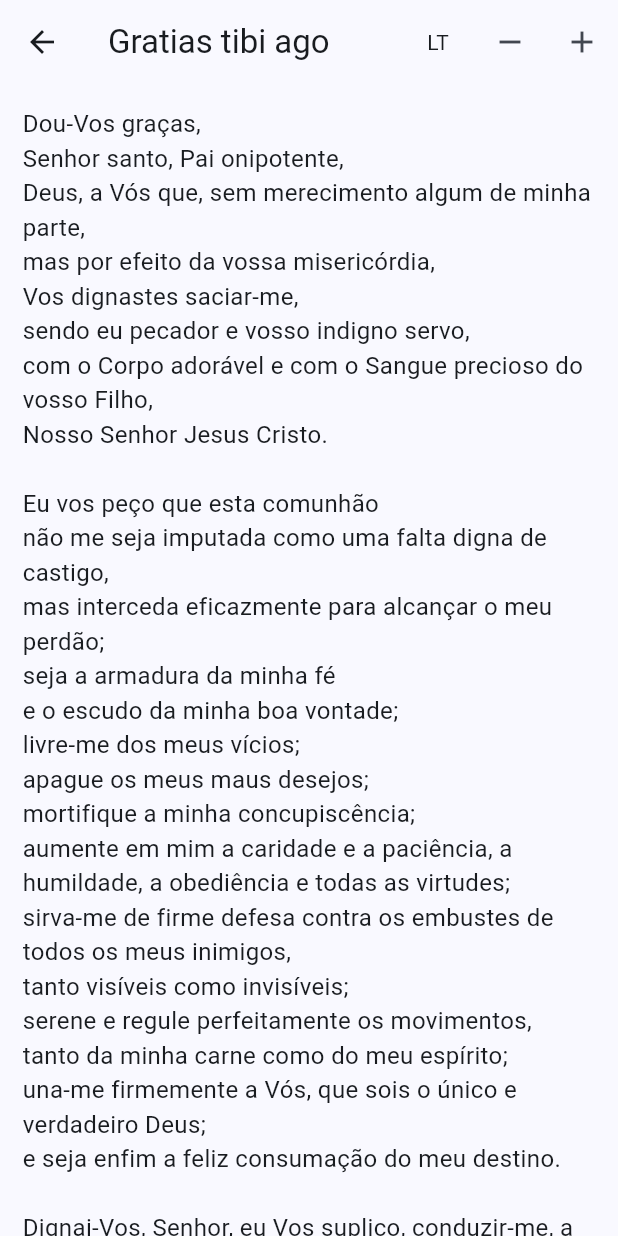
After one commit to Bilhao/Coram-Deo, a Flutter app: the GratiasTibiAgoPage screen opened by its route, on a phone screen of 412 x 824 dp. The commit adds this screen. Run offline on Flutter 3.47's test engine with Material 3 defaults, Android fonts, the phone set to English and light mode, and no system bars; drawn by our look-alikes of dynamic_color; our stand-ins replace flutter_carousel_widget, flutter_local_notifications, flutter_native_splash, local_auth, shared_preferences, sqflite and 1 more; missing offline and left inert: flex_color_picker, local_auth_android; accounts and stored records are empty; network calls fail; statements that could not run were skipped.

Commit message:
Add Gratias tibi ago prayer with Portuguese and Latin versions
Co-authored-by: Bilhao <71786913+Bilhao@users.noreply.github.com>

```diff
--- /dev/null
+++ b/lib/app/oracoes/gratias_tibi_ago/page.dart
@@ -0,0 +1,66 @@
+import 'package:flutter/material.dart';
+import 'package:provider/provider.dart';
+import 'package:coramdeo/app/app_provider.dart';
+
+class GratiasTibiAgoPage extends StatefulWidget {
+  const GratiasTibiAgoPage({super.key});
+
+  @override
+  State<GratiasTibiAgoPage> createState() => _GratiasTibiAgoPageState();
+}
+
+class _GratiasTibiAgoPageState extends State<GratiasTibiAgoPage> {
+  String language = "pt";
+
+  void toggleLanguage(String value) {
+    setState(() {
+      language = value;
+    });
+  }
+
+  @override
+  Widget build(BuildContext context) {
+    AppProvider fs = Provider.of<AppProvider>(context);
+    return Scaffold(
+      appBar: AppBar(
+        title: const Text("Gratias tibi ago"),
+        actions: [
+          IconButton(onPressed: () => toggleLanguage(language == "pt" ? "lt" : "pt"), icon: Text(language == "pt" ? "lt".toUpperCase() : "pt".toUpperCase()), tooltip: language == "pt" ? "Mudar para Latim" : "Mudar para Português"),
+          IconButton(onPressed: fs.decreaseFontSize, icon: const Icon(Icons.remove)),
+          IconButton(onPressed: fs.increaseFontSize, icon: const Icon(Icons.add)),
+        ],
+      ),
+      body: SafeArea(
+        child: SelectionArea(
+          child: Padding(
+            padding: const EdgeInsets.symmetric(horizontal: 15),
+            child: SingleChildScrollView(
+              child: Column(crossAxisAlignment: CrossAxisAlignment.start, children: [
+                const Divider(height: 15, color: Colors.transparent),
+                Text(
+                    language == "pt"
+                        ? "Dou-Vos graças,\nSenhor santo, Pai onipotente,\nDeus, a Vós que, sem merecimento algum de minha parte,\nmas por efeito da vossa misericórdia,\nVos dignastes saciar-me,\nsendo eu pecador e vosso indigno servo,\ncom o Corpo adorável e com o Sangue precioso do vosso Filho,\nNosso Senhor Jesus Cristo."
+                        : "GRATIAS tibi ago,\nDomine, sancte Pater, omnipotens æterne Deus,\nqui me peccatorem, indignum famulum tuum,\nnullis meis meritis,\nsed sola dignatione misericordiæ tuæ\nsatiare dignatus es\npretioso Corpore et Sanguine Filii tui,\nDomini nostri Iesu Christi.",
+                    style: TextStyle(fontSize: fs.fontSize)),
+                Text(
+                    language == "pt"
+                        ? "\nEu vos peço que esta comunhão\nnão me seja imputada como uma falta digna de castigo,\nmas interceda eficazmente para alcançar o meu perdão;\nseja a armadura da minha fé\ne o escudo da minha boa vontade;\nlivre-me dos meus vícios;\napague os meus maus desejos;\nmortifique a minha concupiscência;\naumente em mim a caridade e a paciência, a humildade, a obediência e todas as virtudes;\nsirva-me de firme defesa contra os embustes de todos os meus inimigos,\ntanto visíveis como invisíveis;\nserene e regule perfeitamente os movimentos,\ntanto da minha carne como do meu espírito;\nuna-me firmemente a Vós, que sois o único e verdadeiro Deus;\ne seja enfim a feliz consumação do meu destino."
+                        : "\nEt precor,\nut hæc sancta communio\nnon sit mihi reatus ad pœnam,\nsed intercessio salutaris ad veniam.\nSit mihi armatura fidei\net scutum bonæ voluntatis.\nSit vitiorum meorum evacuatio,\nconcupiscentiæ et libidinis exterminatio,\ncaritatis et patientiæ,\nhumilitatis et obœdientiæ\nomniumque virtutum augmentatio:\ncontra insidias inimicorum omnium,\ntam visibilium quam invisibilium\nfirma defensio;\nmotuum meorum,\ntam carnalium quam spiritualium,\nperfecta quietatio:\nin te uno ac vero Deo firma adhæsio;\natque finis mei felix consummatio.",
+                    style: TextStyle(fontSize: fs.fontSize)),
+                Text(
+                    language == "pt"
+                        ? "\nDignai-Vos, Senhor, eu Vos suplico, conduzir-me, a mim, pecador,\na esse inefável banquete onde,\ncom o vosso Filho e o Espírito Santo,\nsois para os vossos santos luz verdadeira,\ngozo pleno e alegria eterna,\ncúmulo de delícias e felicidade perfeita.\nPelo mesmo Jesus Cristo, Senhor Nosso."
+                        : "\nEt precor te,\nut ad illud ineffabile convivium\nme peccatorem perducere digneris,\nubi tu, cum Filio tuo et Spiritu Sancto,\nSanctis tuis es lux vera,\nsatietas plena,\ngaudium sempiternum,\niucunditas consummata\net felicitas perfecta.\nPer eundem Christum Dominum nostrum.",
+                    style: TextStyle(fontSize: fs.fontSize)),
+                Align(
+                  alignment: Alignment.center,
+                  child: Text(language == "pt" ? "\nAmém." : "\nAmen.", style: TextStyle(fontSize: fs.fontSize, fontWeight: FontWeight.bold), textAlign: TextAlign.center),
+                ),
+              ]),
+            ),
+          ),
+        ),
+      ),
+    );
+  }
+}
--- a/lib/app/oracoes/page.dart
+++ b/lib/app/oracoes/page.dart
@@ -26,6 +26,7 @@ class _OracoesPageState extends State<OracoesPage> {
     "salmo-2": "Salmo 2",
     "exame-de-consciencia-oracao": "Exame de Consciência",
     "estampa-josemaria": "Estampa de São Josemaría",
+    "gratias-tibi-ago": "Gratias tibi ago",
   };
 
   Widget itembuild(String title, String route) {
--- a/lib/utils/routes.dart
+++ b/lib/utils/routes.dart
@@ -1,5 +1,6 @@
 import 'package:coramdeo/app/oracoes/adorote_devote/page.dart';
 import 'package:coramdeo/app/oracoes/exame_de_consciencia/page.dart';
+import 'package:coramdeo/app/oracoes/gratias_tibi_ago/page.dart';
 import 'package:coramdeo/app/oracoes/salmo_2/page.dart';
 import 'package:flutter/material.dart';
 import 'package:coramdeo/app/livros/4_amigos_de_deus/page.dart';
@@ -109,6 +110,9 @@ class Routes {
       case '/estampa-josemaria':
         return MaterialPageRoute(builder: (context) => const EstampaJosemariaPage());
 
+      case '/gratias-tibi-ago':
+        return MaterialPageRoute(builder: (context) => const GratiasTibiAgoPage());
+
       // livros
       case "/book-reading":
         final args = settings.arguments as Map<String, dynamic>;
```
